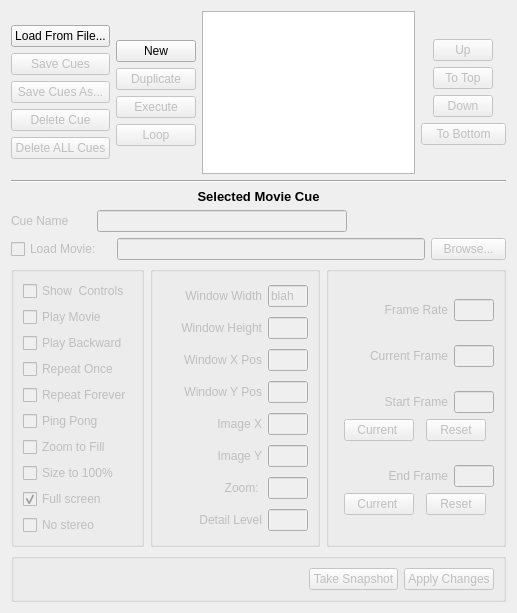
Before: the Qt Designer form blockbuster/src/blockbuster/MovieCueWidget.ui in LLNL/blockbuster, drawn with Qt 5.
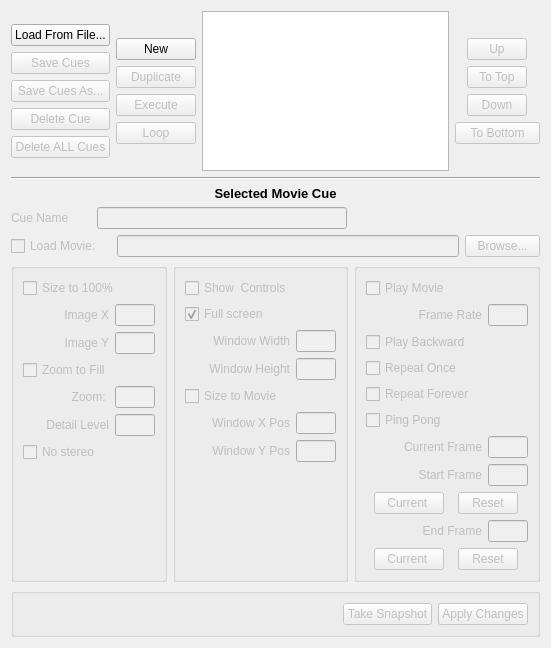
After: the same form once the commit is applied.

Commit message: BUGFIX:  No longer need to replace window when switching between fullscreen and non-fullcreen.  Also prepare for "Size To Movie" feature

```diff
--- a/blockbuster/src/blockbuster/MovieCueWidget.ui
+++ b/blockbuster/src/blockbuster/MovieCueWidget.ui
@@ -6,8 +6,8 @@
    <rect>
     <x>0</x>
     <y>0</y>
-    <width>516</width>
-    <height>613</height>
+    <width>551</width>
+    <height>648</height>
    </rect>
   </property>
   <property name="windowTitle">
@@ -538,7 +538,7 @@
        </property>
        <layout class="QVBoxLayout" name="verticalLayout_4">
         <item>
-         <widget class="QCheckBox" name="showControlsCheckBox">
+         <widget class="QCheckBox" name="zoomOneCheckBox">
           <property name="enabled">
            <bool>false</bool>
           </property>
@@ -546,77 +546,143 @@
            <string>Show the blockbuster control window.</string>
           </property>
           <property name="text">
-           <string>Show  Controls</string>
+           <string>Size to 100%</string>
           </property>
          </widget>
         </item>
         <item>
-         <widget class="QCheckBox" name="playCheckBox">
-          <property name="enabled">
-           <bool>false</bool>
-          </property>
-          <property name="toolTip">
-           <string>Play the movie after loading it.  </string>
-          </property>
-          <property name="text">
-           <string>Play Movie</string>
-          </property>
-         </widget>
+         <layout class="QHBoxLayout" name="horizontalLayout_13">
+          <item>
+           <spacer name="horizontalSpacer_7">
+            <property name="orientation">
+             <enum>Qt::Horizontal</enum>
+            </property>
+            <property name="sizeHint" stdset="0">
+             <size>
+              <width>40</width>
+              <height>20</height>
+             </size>
+            </property>
+           </spacer>
+          </item>
+          <item>
+           <widget class="QLabel" name="imageXPosLabel">
+            <property name="enabled">
+             <bool>false</bool>
+            </property>
+            <property name="sizePolicy">
+             <sizepolicy hsizetype="Fixed" vsizetype="Preferred">
+              <horstretch>0</horstretch>
+              <verstretch>0</verstretch>
+             </sizepolicy>
+            </property>
+            <property name="minimumSize">
+             <size>
+              <width>80</width>
+              <height>0</height>
+             </size>
+            </property>
+            <property name="toolTip">
+             <string>Horizontal location of the image inside of the blockbuster display window</string>
+            </property>
+            <property name="text">
+             <string>Image X</string>
+            </property>
+            <property name="alignment">
+             <set>Qt::AlignRight|Qt::AlignTrailing|Qt::AlignVCenter</set>
+            </property>
+           </widget>
+          </item>
+          <item>
+           <widget class="QLineEdit" name="imageXPosField">
+            <property name="enabled">
+             <bool>false</bool>
+            </property>
+            <property name="minimumSize">
+             <size>
+              <width>40</width>
+              <height>0</height>
+             </size>
+            </property>
+            <property name="maximumSize">
+             <size>
+              <width>40</width>
+              <height>16777215</height>
+             </size>
+            </property>
+            <property name="toolTip">
+             <string>Horizontal location of the image inside of the blockbuster display window</string>
+            </property>
+           </widget>
+          </item>
+         </layout>
         </item>
         <item>
-         <widget class="QCheckBox" name="backwardCheckBox">
-          <property name="enabled">
-           <bool>false</bool>
-          </property>
-          <property name="toolTip">
-           <string>When playing, play backward.  Does not start the movie, just sets play direction</string>
-          </property>
-          <property name="text">
-           <string>Play Backward</string>
-          </property>
-         </widget>
-        </item>
-        <item>
-         <widget class="QCheckBox" name="repeatOnceCheckBox">
-          <property name="enabled">
-           <bool>false</bool>
-          </property>
-          <property name="toolTip">
-           <string>Play the movie twice.  </string>
-          </property>
-          <property name="text">
-           <string>Repeat Once</string>
-          </property>
-          <property name="tristate">
-           <bool>false</bool>
-          </property>
-         </widget>
-        </item>
-        <item>
-         <widget class="QCheckBox" name="repeatForeverCheckBox">
-          <property name="enabled">
-           <bool>false</bool>
-          </property>
-          <property name="toolTip">
-           <string>If enabled, the movie will repeat in a loop forever</string>
-          </property>
-          <property name="text">
-           <string>Repeat Forever</string>
-          </property>
-         </widget>
-        </item>
-        <item>
-         <widget class="QCheckBox" name="pingpongCheckBox">
-          <property name="enabled">
-           <bool>false</bool>
-          </property>
-          <property name="toolTip">
-           <string>Movie plays forward to the end, then backward to beginning, then forward...</string>
-          </property>
-          <property name="text">
-           <string>Ping Pong</string>
-          </property>
-         </widget>
+         <layout class="QHBoxLayout" name="horizontalLayout_14">
+          <item>
+           <spacer name="horizontalSpacer_8">
+            <property name="orientation">
+             <enum>Qt::Horizontal</enum>
+            </property>
+            <property name="sizeHint" stdset="0">
+             <size>
+              <width>40</width>
+              <height>20</height>
+             </size>
+            </property>
+           </spacer>
+          </item>
+          <item>
+           <widget class="QLabel" name="imageYPosLabel">
+            <property name="enabled">
+             <bool>false</bool>
+            </property>
+            <property name="sizePolicy">
+             <sizepolicy hsizetype="Fixed" vsizetype="Preferred">
+              <horstretch>0</horstretch>
+              <verstretch>0</verstretch>
+             </sizepolicy>
+            </property>
+            <property name="minimumSize">
+             <size>
+              <width>80</width>
+              <height>0</height>
+             </size>
+            </property>
+            <property name="toolTip">
+             <string>Vertical location of the image inside of the blockbuster display window</string>
+            </property>
+            <property name="text">
+             <string>Image Y</string>
+            </property>
+            <property name="alignment">
+             <set>Qt::AlignRight|Qt::AlignTrailing|Qt::AlignVCenter</set>
+            </property>
+           </widget>
+          </item>
+          <item>
+           <widget class="QLineEdit" name="imageYPosField">
+            <property name="enabled">
+             <bool>false</bool>
+            </property>
+            <property name="minimumSize">
+             <size>
+              <width>40</width>
+              <height>0</height>
+             </size>
+            </property>
+            <property name="maximumSize">
+             <size>
+              <width>40</width>
+              <height>16777215</height>
+             </size>
+            </property>
+            <property name="toolTip">
+             <string>Vertical location of the image inside of the blockbuster display window</string>
+            </property>
+           </widget>
+          </item>
+         </layout>
         </item>
         <item>
          <widget class="QCheckBox" name="zoomToFitCheckBox">
@@ -635,30 +701,132 @@
          </widget>
         </item>
         <item>
-         <widget class="QCheckBox" name="zoomOneCheckBox">
-          <property name="enabled">
-           <bool>false</bool>
-          </property>
-          <property name="text">
-           <string>Size to 100%</string>
-          </property>
-         </widget>
+         <layout class="QHBoxLayout" name="horizontalLayout_15">
+          <item>
+           <spacer name="horizontalSpacer_9">
+            <property name="orientation">
+             <enum>Qt::Horizontal</enum>
+            </property>
+            <property name="sizeHint" stdset="0">
+             <size>
+              <width>40</width>
+              <height>20</height>
+             </size>
+            </property>
+           </spacer>
+          </item>
+          <item>
+           <widget class="QLabel" name="zoomLabel">
+            <property name="enabled">
+             <bool>false</bool>
+            </property>
+            <property name="sizePolicy">
+             <sizepolicy hsizetype="Fixed" vsizetype="Preferred">
+              <horstretch>0</horstretch>
+              <verstretch>0</verstretch>
+             </sizepolicy>
+            </property>
+            <property name="minimumSize">
+             <size>
+              <width>0</width>
+              <height>0</height>
+             </size>
+            </property>
+            <property name="toolTip">
+             <string>Zoom fraction, or ratio of displayed size to movie size.  1.0 is actual size, </string>
+            </property>
+            <property name="text">
+             <string>Zoom: </string>
+            </property>
+            <property name="alignment">
+             <set>Qt::AlignRight|Qt::AlignTrailing|Qt::AlignVCenter</set>
+            </property>
+           </widget>
+          </item>
+          <item>
+           <widget class="QLineEdit" name="zoomField">
+            <property name="enabled">
+             <bool>false</bool>
+            </property>
+            <property name="minimumSize">
+             <size>
+              <width>40</width>
+              <height>0</height>
+             </size>
+            </property>
+            <property name="maximumSize">
+             <size>
+              <width>40</width>
+              <height>16777215</height>
+             </size>
+            </property>
+            <property name="toolTip">
+             <string>Zoom fraction, or ratio of displayed size to movie size.  1.0 is actual size, </string>
+            </property>
+           </widget>
+          </item>
+         </layout>
         </item>
         <item>
-         <widget class="QCheckBox" name="fullScreenCheckBox">
-          <property name="enabled">
-           <bool>false</bool>
-          </property>
-          <property name="toolTip">
-           <string>show movie in full-screen size</string>
-          </property>
-          <property name="text">
-           <string>Full screen</string>
-          </property>
-          <property name="checked">
-           <bool>true</bool>
-          </property>
-         </widget>
+         <layout class="QHBoxLayout" name="horizontalLayout_21">
+          <item>
+           <spacer name="horizontalSpacer_10">
+            <property name="orientation">
+             <enum>Qt::Horizontal</enum>
+            </property>
+            <property name="sizeHint" stdset="0">
+             <size>
+              <width>40</width>
+              <height>20</height>
+             </size>
+            </property>
+           </spacer>
+          </item>
+          <item>
+           <widget class="QLabel" name="LODLabel">
+            <property name="enabled">
+             <bool>false</bool>
+            </property>
+            <property name="sizePolicy">
+             <sizepolicy hsizetype="Fixed" vsizetype="Preferred">
+              <horstretch>0</horstretch>
+              <verstretch>0</verstretch>
+             </sizepolicy>
+            </property>
+            <property name="minimumSize">
+             <size>
+              <width>80</width>
+              <height>0</height>
+             </size>
+            </property>
+            <property name="text">
+             <string>Detail Level</string>
+            </property>
+            <property name="alignment">
+             <set>Qt::AlignRight|Qt::AlignTrailing|Qt::AlignVCenter</set>
+            </property>
+           </widget>
+          </item>
+          <item>
+           <widget class="QLineEdit" name="LODField">
+            <property name="enabled">
+             <bool>false</bool>
+            </property>
+            <property name="minimumSize">
+             <size>
+              <width>40</width>
+              <height>0</height>
+             </size>
+            </property>
+            <property name="maximumSize">
+             <size>
+              <width>40</width>
+              <height>16777215</height>
+             </size>
+            </property>
+           </widget>
+          </item>
+         </layout>
         </item>
         <item>
          <widget class="QCheckBox" name="noStereoCheckBox">
@@ -673,6 +841,19 @@
           </property>
          </widget>
         </item>
+        <item>
+         <spacer name="verticalSpacer_5">
+          <property name="orientation">
+           <enum>Qt::Vertical</enum>
+          </property>
+          <property name="sizeHint" stdset="0">
+           <size>
+            <width>20</width>
+            <height>40</height>
+           </size>
+          </property>
+         </spacer>
+        </item>
        </layout>
       </widget>
      </item>
@@ -682,6 +863,35 @@
         <string/>
        </property>
        <layout class="QVBoxLayout" name="verticalLayout_6">
+        <item>
+         <widget class="QCheckBox" name="showControlsCheckBox">
+          <property name="enabled">
+           <bool>false</bool>
+          </property>
+          <property name="toolTip">
+           <string>Show the blockbuster control window.</string>
+          </property>
+          <property name="text">
+           <string>Show  Controls</string>
+          </property>
+         </widget>
+        </item>
+        <item>
+         <widget class="QCheckBox" name="fullScreenCheckBox">
+          <property name="enabled">
+           <bool>false</bool>
+          </property>
+          <property name="toolTip">
+           <string>show movie in full-screen size</string>
+          </property>
+          <property name="text">
+           <string>Full screen</string>
+          </property>
+          <property name="checked">
+           <bool>true</bool>
+          </property>
+         </widget>
+        </item>
         <item>
          <layout class="QHBoxLayout" name="horizontalLayout_5">
           <item>
@@ -746,7 +956,7 @@
              <string>Width of the blockbuster movie window</string>
             </property>
             <property name="text">
-             <string>blah</string>
+             <string/>
             </property>
            </widget>
           </item>
@@ -819,6 +1029,16 @@
           </item>
          </layout>
         </item>
+        <item>
+         <widget class="QCheckBox" name="sizeToMovieCheckBox">
+          <property name="enabled">
+           <bool>false</bool>
+          </property>
+          <property name="text">
+           <string>Size to Movie</string>
+          </property>
+         </widget>
+        </item>
         <item>
          <layout class="QHBoxLayout" name="horizontalLayout_8">
           <item>
@@ -954,266 +1174,17 @@
          </layout>
         </item>
         <item>
-         <layout class="QHBoxLayout" name="horizontalLayout_13">
-          <item>
-           <spacer name="horizontalSpacer_7">
-            <property name="orientation">
-             <enum>Qt::Horizontal</enum>
-            </property>
-            <property name="sizeHint" stdset="0">
-             <size>
-              <width>40</width>
-              <height>20</height>
-             </size>
-            </property>
-           </spacer>
-          </item>
-          <item>
-           <widget class="QLabel" name="imageXPosLabel">
-            <property name="enabled">
-             <bool>false</bool>
-            </property>
-            <property name="sizePolicy">
-             <sizepolicy hsizetype="Fixed" vsizetype="Preferred">
-              <horstretch>0</horstretch>
-              <verstretch>0</verstretch>
-             </sizepolicy>
-            </property>
-            <property name="minimumSize">
-             <size>
-              <width>80</width>
-              <height>0</height>
-             </size>
-            </property>
-            <property name="toolTip">
-             <string>Horizontal location of the image inside of the blockbuster display window</string>
-            </property>
-            <property name="text">
-             <string>Image X</string>
-            </property>
-            <property name="alignment">
-             <set>Qt::AlignRight|Qt::AlignTrailing|Qt::AlignVCenter</set>
-            </property>
-           </widget>
-          </item>
-          <item>
-           <widget class="QLineEdit" name="imageXPosField">
-            <property name="enabled">
-             <bool>false</bool>
-            </property>
-            <property name="minimumSize">
-             <size>
-              <width>40</width>
-              <height>0</height>
-             </size>
-            </property>
-            <property name="maximumSize">
-             <size>
-              <width>40</width>
-              <height>16777215</height>
-             </size>
-            </property>
-            <property name="toolTip">
-             <string>Horizontal location of the image inside of the blockbuster display window</string>
-            </property>
-           </widget>
-          </item>
-         </layout>
-        </item>
-        <item>
-         <layout class="QHBoxLayout" name="horizontalLayout_14">
-          <item>
-           <spacer name="horizontalSpacer_8">
-            <property name="orientation">
-             <enum>Qt::Horizontal</enum>
-            </property>
-            <property name="sizeHint" stdset="0">
-             <size>
-              <width>40</width>
-              <height>20</height>
-             </size>
-            </property>
-           </spacer>
-          </item>
-          <item>
-           <widget class="QLabel" name="imageYPosLabel">
-            <property name="enabled">
-             <bool>false</bool>
-            </property>
-            <property name="sizePolicy">
-             <sizepolicy hsizetype="Fixed" vsizetype="Preferred">
-              <horstretch>0</horstretch>
-              <verstretch>0</verstretch>
-             </sizepolicy>
-            </property>
-            <property name="minimumSize">
-             <size>
-              <width>80</width>
-              <height>0</height>
-             </size>
-            </property>
-            <property name="toolTip">
-             <string>Vertical location of the image inside of the blockbuster display window</string>
-            </property>
-            <property name="text">
-             <string>Image Y</string>
-            </property>
-            <property name="alignment">
-             <set>Qt::AlignRight|Qt::AlignTrailing|Qt::AlignVCenter</set>
-            </property>
-           </widget>
-          </item>
-          <item>
-           <widget class="QLineEdit" name="imageYPosField">
-            <property name="enabled">
-             <bool>false</bool>
-            </property>
-            <property name="minimumSize">
-             <size>
-              <width>40</width>
-              <height>0</height>
-             </size>
-            </property>
-            <property name="maximumSize">
-             <size>
-              <width>40</width>
-              <height>16777215</height>
-             </size>
-            </property>
-            <property name="toolTip">
-             <string>Vertical location of the image inside of the blockbuster display window</string>
-            </property>
-           </widget>
-          </item>
-         </layout>
-        </item>
-        <item>
-         <layout class="QHBoxLayout" name="horizontalLayout_15">
-          <item>
-           <spacer name="horizontalSpacer_9">
-            <property name="orientation">
-             <enum>Qt::Horizontal</enum>
-            </property>
-            <property name="sizeHint" stdset="0">
-             <size>
-              <width>40</width>
-              <height>20</height>
-             </size>
-            </property>
-           </spacer>
-          </item>
-          <item>
-           <widget class="QLabel" name="zoomLabel">
-            <property name="enabled">
-             <bool>false</bool>
-            </property>
-            <property name="sizePolicy">
-             <sizepolicy hsizetype="Fixed" vsizetype="Preferred">
-              <horstretch>0</horstretch>
-              <verstretch>0</verstretch>
-             </sizepolicy>
-            </property>
-            <property name="minimumSize">
-             <size>
-              <width>0</width>
-              <height>0</height>
-             </size>
-            </property>
-            <property name="toolTip">
-             <string>Zoom fraction, or ratio of displayed size to movie size.  1.0 is actual size, </string>
-            </property>
-            <property name="text">
-             <string>Zoom: </string>
-            </property>
-            <property name="alignment">
-             <set>Qt::AlignRight|Qt::AlignTrailing|Qt::AlignVCenter</set>
-            </property>
-           </widget>
-          </item>
-          <item>
-           <widget class="QLineEdit" name="zoomField">
-            <property name="enabled">
-             <bool>false</bool>
-            </property>
-            <property name="minimumSize">
-             <size>
-              <width>40</width>
-              <height>0</height>
-             </size>
-            </property>
-            <property name="maximumSize">
-             <size>
-              <width>40</width>
-              <height>16777215</height>
-             </size>
-            </property>
-            <property name="toolTip">
-             <string>Zoom fraction, or ratio of displayed size to movie size.  1.0 is actual size, </string>
-            </property>
-           </widget>
-          </item>
-         </layout>
-        </item>
-        <item>
-         <layout class="QHBoxLayout" name="horizontalLayout_21">
-          <item>
-           <spacer name="horizontalSpacer_10">
-            <property name="orientation">
-             <enum>Qt::Horizontal</enum>
-            </property>
-            <property name="sizeHint" stdset="0">
-             <size>
-              <width>40</width>
-              <height>20</height>
-             </size>
-            </property>
-           </spacer>
-          </item>
-          <item>
-           <widget class="QLabel" name="LODLabel">
-            <property name="enabled">
-             <bool>false</bool>
-            </property>
-            <property name="sizePolicy">
-             <sizepolicy hsizetype="Fixed" vsizetype="Preferred">
-              <horstretch>0</horstretch>
-              <verstretch>0</verstretch>
-             </sizepolicy>
-            </property>
-            <property name="minimumSize">
-             <size>
-              <width>80</width>
-              <height>0</height>
-             </size>
-            </property>
-            <property name="text">
-             <string>Detail Level</string>
-            </property>
-            <property name="alignment">
-             <set>Qt::AlignRight|Qt::AlignTrailing|Qt::AlignVCenter</set>
-            </property>
-           </widget>
-          </item>
-          <item>
-           <widget class="QLineEdit" name="LODField">
-            <property name="enabled">
-             <bool>false</bool>
-            </property>
-            <property name="minimumSize">
-             <size>
-              <width>40</width>
-              <height>0</height>
-             </size>
-            </property>
-            <property name="maximumSize">
-             <size>
-              <width>40</width>
-              <height>16777215</height>
-             </size>
-            </property>
-           </widget>
-          </item>
-         </layout>
+         <spacer name="verticalSpacer_6">
+          <property name="orientation">
+           <enum>Qt::Vertical</enum>
+          </property>
+          <property name="sizeHint" stdset="0">
+           <size>
+            <width>20</width>
+            <height>40</height>
+           </size>
+          </property>
+         </spacer>
         </item>
        </layout>
       </widget>
@@ -1224,6 +1195,19 @@
         <string/>
        </property>
        <layout class="QVBoxLayout" name="verticalLayout_5">
+        <item>
+         <widget class="QCheckBox" name="playCheckBox">
+          <property name="enabled">
+           <bool>false</bool>
+          </property>
+          <property name="toolTip">
+           <string>Play the movie after loading it.  </string>
+          </property>
+          <property name="text">
+           <string>Play Movie</string>
+          </property>
+         </widget>
+        </item>
         <item>
          <layout class="QHBoxLayout" name="horizontalLayout_2">
           <item>
@@ -1288,6 +1272,61 @@
           </item>
          </layout>
         </item>
+        <item>
+         <widget class="QCheckBox" name="backwardCheckBox">
+          <property name="enabled">
+           <bool>false</bool>
+          </property>
+          <property name="toolTip">
+           <string>When playing, play backward.  Does not start the movie, just sets play direction</string>
+          </property>
+          <property name="text">
+           <string>Play Backward</string>
+          </property>
+         </widget>
+        </item>
+        <item>
+         <widget class="QCheckBox" name="repeatOnceCheckBox">
+          <property name="enabled">
+           <bool>false</bool>
+          </property>
+          <property name="toolTip">
+           <string>Play the movie twice.  </string>
+          </property>
+          <property name="text">
+           <string>Repeat Once</string>
+          </property>
+          <property name="tristate">
+           <bool>false</bool>
+          </property>
+         </widget>
+        </item>
+        <item>
+         <widget class="QCheckBox" name="repeatForeverCheckBox">
+          <property name="enabled">
+           <bool>false</bool>
+          </property>
+          <property name="toolTip">
+           <string>If enabled, the movie will repeat in a loop forever</string>
+          </property>
+          <property name="text">
+           <string>Repeat Forever</string>
+          </property>
+         </widget>
+        </item>
+        <item>
+         <widget class="QCheckBox" name="pingpongCheckBox">
+          <property name="enabled">
+           <bool>false</bool>
+          </property>
+          <property name="toolTip">
+           <string>Movie plays forward to the end, then backward to beginning, then forward...</string>
+          </property>
+          <property name="text">
+           <string>Ping Pong</string>
+          </property>
+         </widget>
+        </item>
         <item>
          <layout class="QHBoxLayout" name="horizontalLayout_3">
           <item>
@@ -1605,6 +1644,19 @@
           </item>
          </layout>
         </item>
+        <item>
+         <spacer name="verticalSpacer_7">
+          <property name="orientation">
+           <enum>Qt::Vertical</enum>
+          </property>
+          <property name="sizeHint" stdset="0">
+           <size>
+            <width>20</width>
+            <height>40</height>
+           </size>
+          </property>
+         </spacer>
+        </item>
        </layout>
       </widget>
      </item>
```
Left out of the diff: 3 changed lines with no effect on the pictures. The commit also changes 14 other files.
